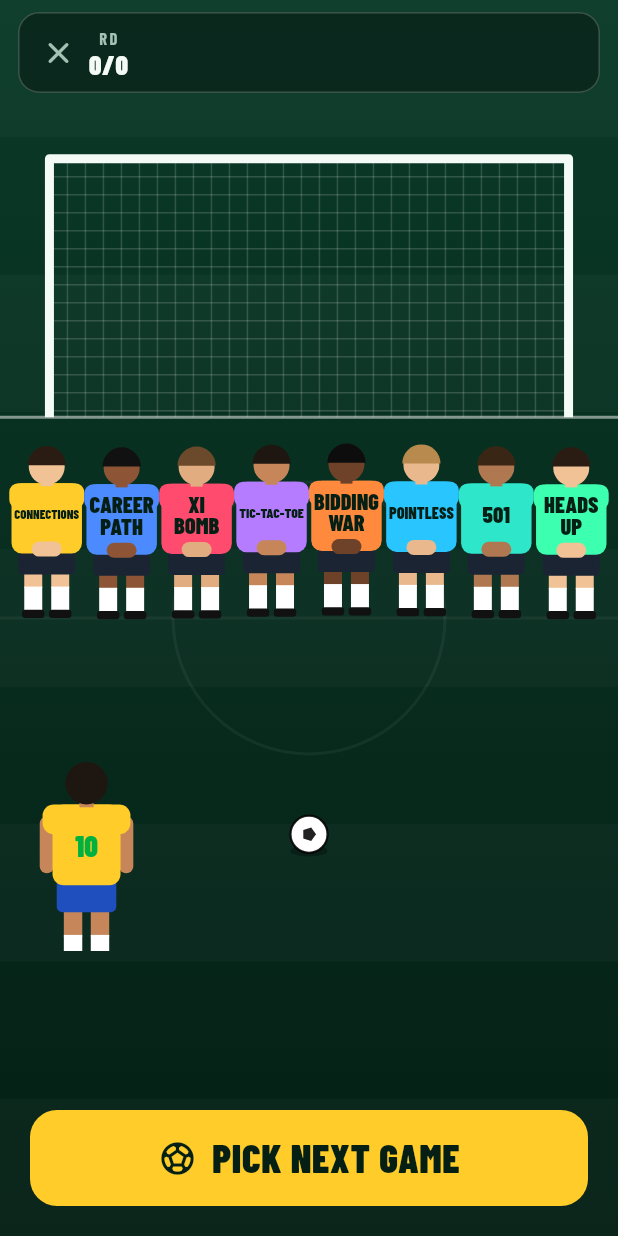
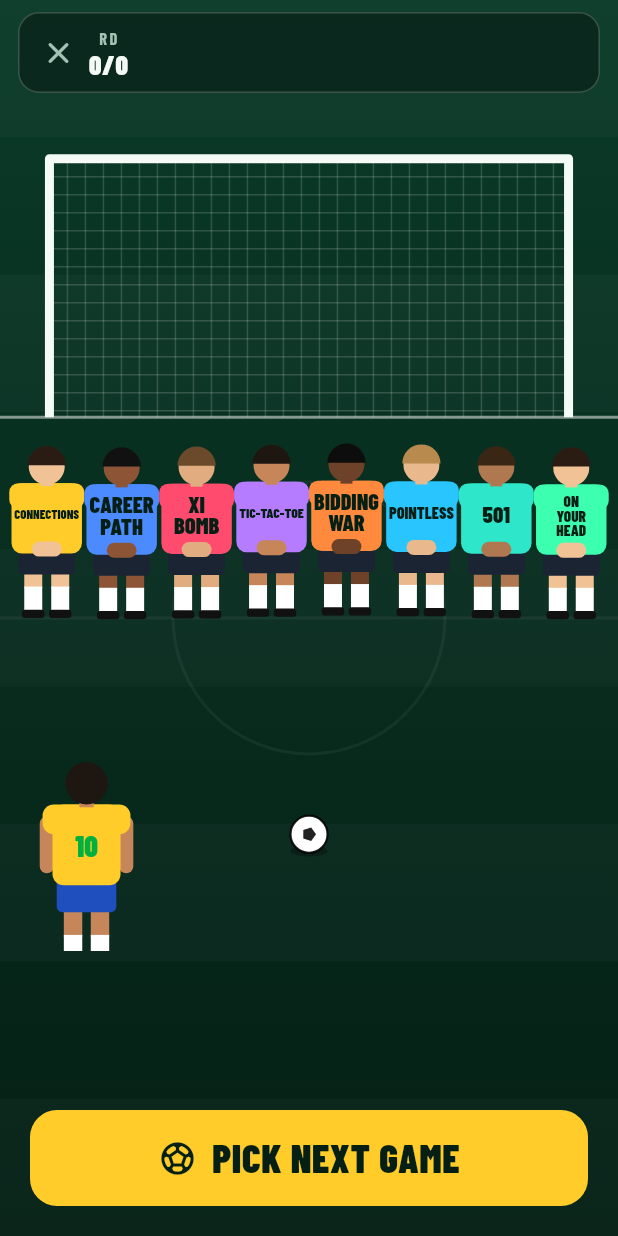
Before and after one commit to UncleAnthonys/quizinho, a Flutter app: the FreeKickScreen screen opened directly with empty values, on a phone screen of 412 x 824 dp. Run offline on Flutter 3.47's test engine with Material 3 defaults, Android fonts, the phone set to English and light mode, and no system bars; our stand-ins replace app_links, audioplayers, in_app_purchase, qr_flutter, sensors_plus, shared_preferences and 3 more; missing offline and left inert: dart:js_interop; accounts and stored records are empty; project files that could hold a hidden picture were left out.

Commit message:
Rename Football Heads Up to On Your Head
Co-Authored-By: Claude Opus 5.5 <noreply@anthropic.com>
Claude-Session: https://claude.ai/code/session_01Va16YyzRqxyN5QUKSTtrFu

```diff
--- a/lib/domain/game_mode.dart
+++ b/lib/domain/game_mode.dart
@@ -88,7 +88,7 @@ enum GameModeId {
     whoPlays: 'Each team confers, then names one player per turn.',
   ),
   headsUp(
-    title: 'Football Heads Up',
+    title: 'On Your Head',
     tagline: 'Phone on your forehead — your team describes',
     playable: true,
     rules: [
--- a/lib/games/heads_up/heads_up_screen.dart
+++ b/lib/games/heads_up/heads_up_screen.dart
@@ -174,7 +174,7 @@ class _HeadsUpScreenState extends State<HeadsUpScreen>
     final colour = _t.config.teams[team].colorIndex;
     return ListView(padding: const EdgeInsets.fromLTRB(16, 8, 16, 16), children: [
       Row(children: [
-        Text('FOOTBALL HEADS UP', style: AppText.label(15, color: Palette.yellow)),
+        Text('ON YOUR HEAD', style: AppText.label(15, color: Palette.yellow)),
         const Spacer(),
         if (widget.round.multiplier > 1)
           Text('x${widget.round.multiplier} POINTS', style: AppText.label(15, color: Palette.gold)),
--- a/lib/ui/match_flow.dart
+++ b/lib/ui/match_flow.dart
@@ -190,6 +190,6 @@ extension GameModeStyle on GameModeId {
         GameModeId.biddingWar => 'BIDDING WAR',
         GameModeId.pointless => 'POINTLESS',
         GameModeId.checkout501 => '501',
-        GameModeId.headsUp => 'HEADS UP',
+        GameModeId.headsUp => 'ON YOUR HEAD',
       };
 }
--- a/lib/ui/screens/setup_screen.dart
+++ b/lib/ui/screens/setup_screen.dart
@@ -241,7 +241,7 @@ class _SetupScreenState extends State<SetupScreen> {
                 if (_gender == FootballGender.women)
                   const Padding(
                     padding: EdgeInsets.only(top: 6, left: 4),
-                    child: Text('Starting XI and Heads Up are men’s only for now, so they’re left out.',
+                    child: Text('Starting XI and On Your Head are men’s only for now, so they’re left out.',
                         style: TextStyle(color: Palette.muted)),
                   ),
                 const SizedBox(height: 18),
@@ -297,7 +297,7 @@ class _SetupScreenState extends State<SetupScreen> {
                     children: [
                       _choice('Answer time', [5, 8, 12], _answerSeconds, (v) => _answerSeconds = v, suffix: 's'),
                       _choice('Bomb timer', [10, 20, 30], _bombSeconds, (v) => _bombSeconds = v, suffix: 's'),
-                      _choice('Heads Up turn', [30, 60, 90], _headsUpSeconds, (v) => _headsUpSeconds = v, suffix: 's'),
+                      _choice('On Your Head turn', [30, 60, 90], _headsUpSeconds, (v) => _headsUpSeconds = v, suffix: 's'),
                       _choice('Bomb lives', [1, 3], _lives, (v) => _lives = v, labels: {1: 'Sudden death', 3: 'Three lives'}),
                     ],
                   ),
```
